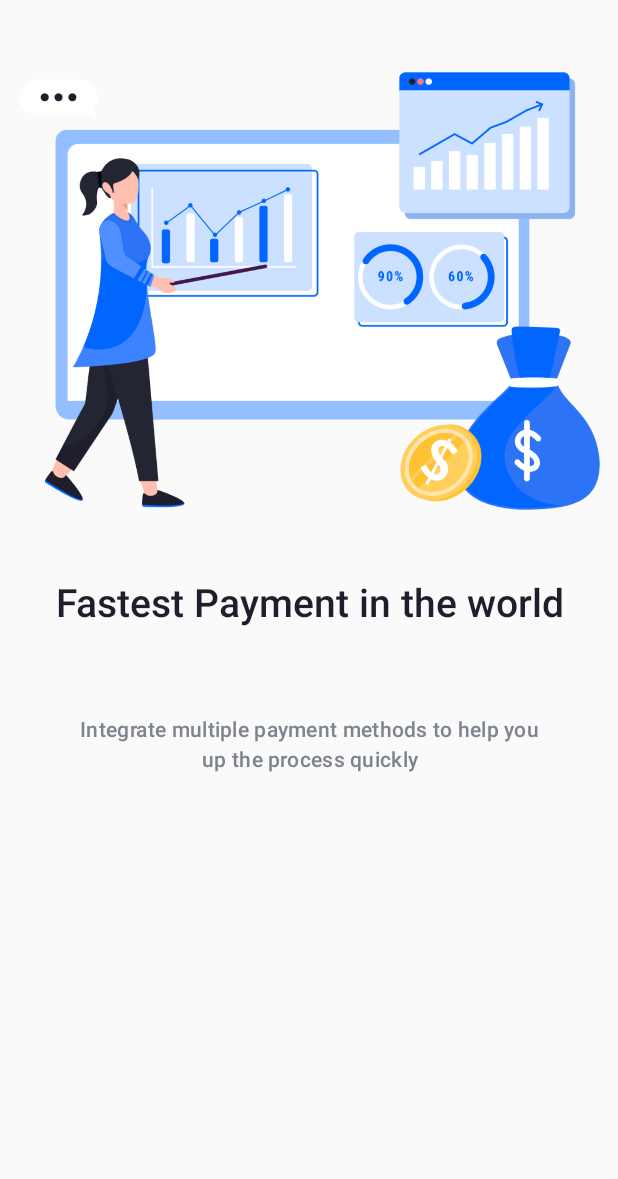
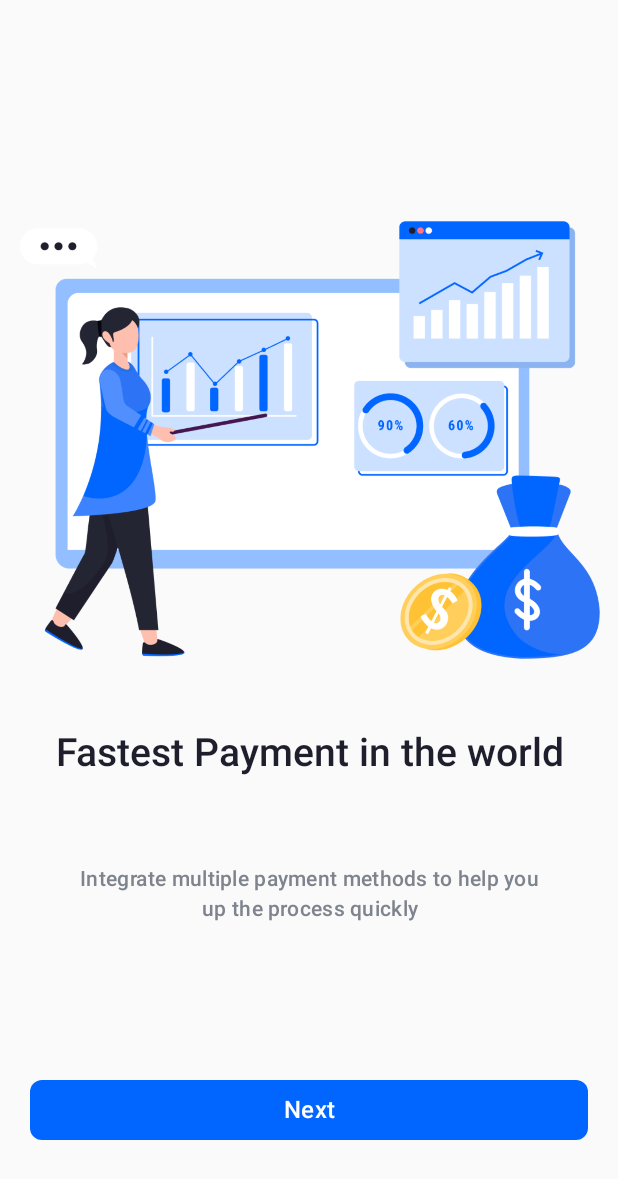
Before and after one commit to PNThanggg/JetpackCompose, an Android app built with Jetpack Compose: the IntroActivity screen opened directly, with no data from a screen before it, on a phone screen of 412 x 824 dp. Shown: the top 1179 px of the screen. Run offline under Robolectric (Android 15) with nearby library versions, the phone set to English and light mode, and no system bars; libraries missing offline, so code that uses them is left out: modules.core.theme; missing, so only their content is drawn: JetpackComposeTheme.

Commit message:
:memo: Introduce Next Button and page navigation in IntroScreen.

```diff
--- a/Apps/BankPick/src/main/java/jc/app/bank_pick/activity/intro/IntroScreen.kt
+++ b/Apps/BankPick/src/main/java/jc/app/bank_pick/activity/intro/IntroScreen.kt
@@ -3,14 +3,24 @@ package jc.app.bank_pick.activity.intro
 import androidx.compose.foundation.Image
 import androidx.compose.foundation.layout.Arrangement
 import androidx.compose.foundation.layout.Column
+import androidx.compose.foundation.layout.Spacer
 import androidx.compose.foundation.layout.fillMaxSize
 import androidx.compose.foundation.layout.fillMaxWidth
+import androidx.compose.foundation.layout.height
 import androidx.compose.foundation.layout.padding
 import androidx.compose.foundation.pager.HorizontalPager
 import androidx.compose.foundation.pager.rememberPagerState
+import androidx.compose.foundation.shape.RoundedCornerShape
+import androidx.compose.material3.Button
+import androidx.compose.material3.ButtonDefaults
 import androidx.compose.material3.MaterialTheme
 import androidx.compose.material3.Text
 import androidx.compose.runtime.Composable
+import androidx.compose.runtime.LaunchedEffect
+import androidx.compose.runtime.getValue
+import androidx.compose.runtime.mutableIntStateOf
+import androidx.compose.runtime.remember
+import androidx.compose.runtime.setValue
 import androidx.compose.ui.Alignment
 import androidx.compose.ui.Modifier
 import androidx.compose.ui.graphics.Color
@@ -24,9 +34,7 @@ import androidx.compose.ui.unit.TextUnitType
 import androidx.compose.ui.unit.dp
 
 @Composable
-fun IntroScreen(
-    modifier: Modifier = Modifier,
-) {
+fun IntroScreen() {
     val pages = listOf(
         OnBoardingPage.First, OnBoardingPage.Second, OnBoardingPage.Third
     )
@@ -36,10 +44,55 @@ fun IntroScreen(
         },
     )
 
-    HorizontalPager(
-        state = pagerState, verticalAlignment = Alignment.Top
-    ) { position ->
-        PagerScreen(onBoardingPage = pages[position])
+    var currentIndex by remember { mutableIntStateOf(0) }
+
+    LaunchedEffect(currentIndex) {
+        pagerState.animateScrollToPage(currentIndex)
+    }
+
+    Column(
+        modifier = Modifier.fillMaxSize(),
+    ) {
+        Spacer(modifier = Modifier.weight(1F))
+
+        HorizontalPager(
+            state = pagerState,
+            verticalAlignment = Alignment.Top,
+            userScrollEnabled = false,
+        ) { position ->
+            PagerScreen(onBoardingPage = pages[position])
+        }
+
+        Spacer(modifier = Modifier.weight(1F))
+
+        Button(
+            modifier = Modifier
+                .fillMaxWidth()
+                .padding(horizontal = 20.dp),
+            onClick = {
+                if (currentIndex < pages.size - 1) {
+                    currentIndex += 1
+                } else {
+
+                }
+            },
+            shape = RoundedCornerShape(8.dp),
+            colors = ButtonDefaults.buttonColors().copy(
+                containerColor = Color(0xFF0066FF)
+            ),
+        ) {
+            Text(
+                text = "Next", style = MaterialTheme.typography.bodyMedium.copy(
+                    color = Color.White,
+                    fontWeight = FontWeight.W500,
+                    fontSize = TextUnit(16F, TextUnitType.Sp),
+                    lineHeight = TextUnit(24F, TextUnitType.Sp),
+                    textAlign = TextAlign.Center,
+                )
+            )
+        }
+
+        Spacer(modifier = Modifier.height(60.dp))
     }
 }
 
```
